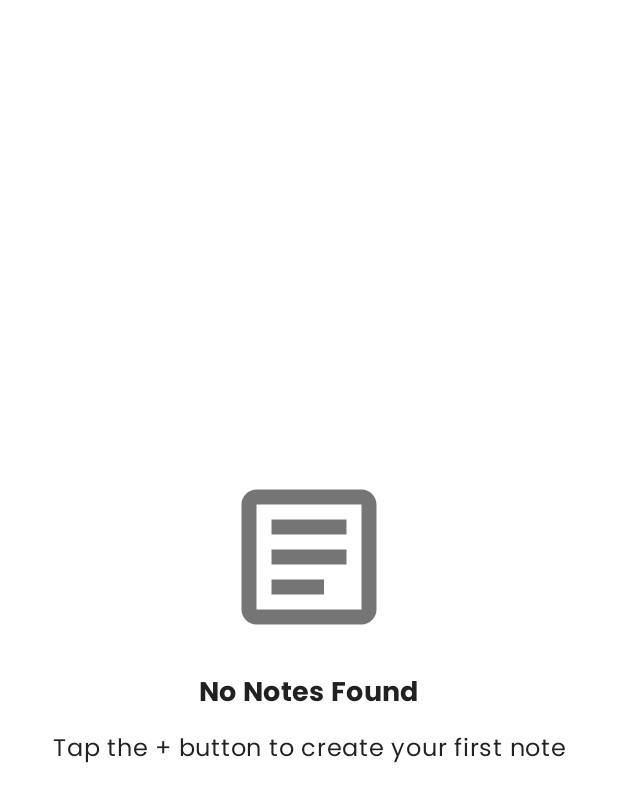
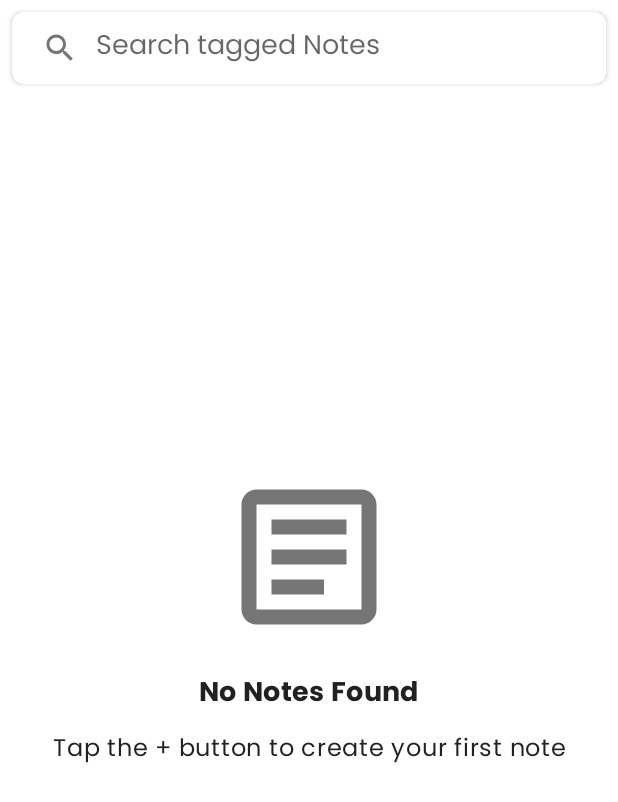
Before and after one commit to MulindwaMarkMyles/software-construction-notes, an Android app: the fragment TaggedNotesFragment shown on its own in the app's theme, on a phone screen of 412 x 824 dp. Shown: the top 802 px of the screen. Run offline under Robolectric (Android 15) with nearby library versions, the phone set to English and light mode, and no system bars; our stand-ins replace Firebase (no records; nobody signed in at launch, a user with empty details on screens opened directly); 1 statement that could not run was skipped.

Commit message:
Working on features

```diff
--- a/app/src/main/res/layout/fragment_tagged_notes.xml
+++ b/app/src/main/res/layout/fragment_tagged_notes.xml
@@ -6,14 +6,42 @@
     android:layout_width="match_parent"
     android:layout_height="match_parent">
 
-    <!-- Notes list -->
+    <!-- Search bar -->
+    <com.google.android.material.card.MaterialCardView
+        android:id="@+id/search_card"
+        android:layout_width="match_parent"
+        android:layout_height="wrap_content"
+        android:layout_margin="8dp"
+        app:cardCornerRadius="8dp"
+        app:cardElevation="2dp"
+        android:clickable="true"
+        android:focusable="true"
+        android:foreground="?attr/selectableItemBackground"
+        app:layout_constraintTop_toTopOf="parent"
+        app:layout_constraintStart_toStartOf="parent"
+        app:layout_constraintEnd_toEndOf="parent">
+
+        <androidx.appcompat.widget.SearchView
+            android:id="@+id/search_view"
+            android:layout_width="match_parent"
+            android:layout_height="wrap_content"
+            android:iconifiedByDefault="false"
+            android:queryHint="@string/search_tagged_notes"
+            app:closeIcon="@drawable/ic_close"
+            app:searchIcon="@drawable/ic_search"
+            app:defaultQueryHint="@string/search_tagged_notes"
+            app:queryBackground="@android:color/transparent"
+            app:iconifiedByDefault="false" />
+    </com.google.android.material.card.MaterialCardView>
+
+    <!-- Notes list - update constraints to be below search_card -->
     <androidx.recyclerview.widget.RecyclerView
         android:id="@+id/tagged_notes_recycler_view"
         android:layout_width="match_parent"
         android:layout_height="0dp"
         android:clipToPadding="false"
         android:padding="8dp"
-        app:layout_constraintTop_toTopOf="parent"
+        app:layout_constraintTop_toBottomOf="@id/search_card"
         app:layout_constraintBottom_toBottomOf="parent"
         app:layout_constraintStart_toStartOf="parent"
         app:layout_constraintEnd_toEndOf="parent"
--- a/app/src/main/res/values/strings.xml
+++ b/app/src/main/res/values/strings.xml
@@ -16,6 +16,7 @@
     <string name="nav_study">Study</string>
     <string name="nav_misc">Miscellaneous</string>
     <string name="nav_tagged_notes">Tagged Notes</string>
+    <string name="search_tagged_notes">Search tagged Notes</string>
 
     <!-- Navigation Drawer -->
     <string name="navigation_drawer_open">Open navigation drawer</string>
```
